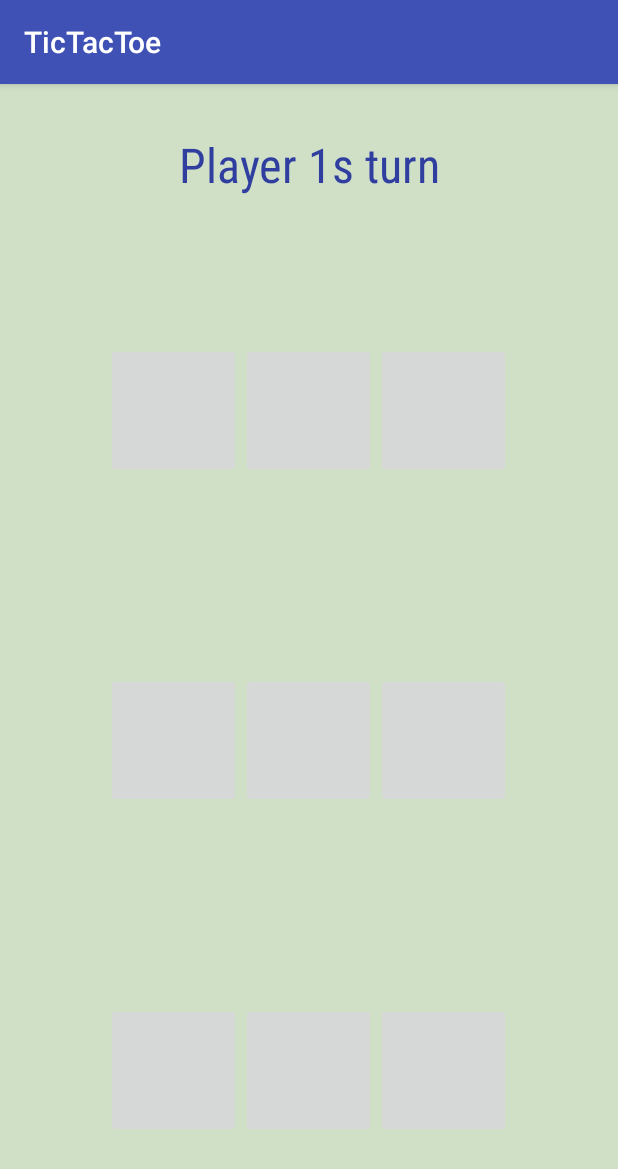
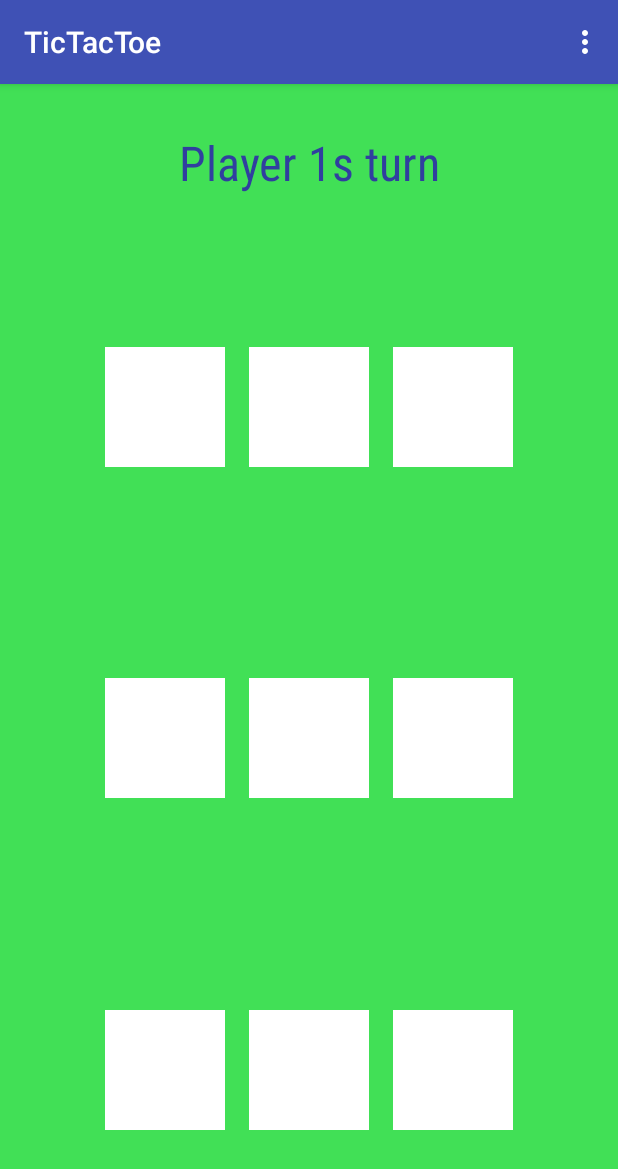
Before and after one commit to AlexFanning14/TicTacToe, an Android app: the screen it shows after launch (MainActivity), on a phone screen of 412 x 824 dp. Shown: the top 1169 px of the screen. Run offline under Robolectric (Android 15) with nearby library versions, the phone set to English and light mode, and no system bars.

Commit message:
Newsest updates - not wroking - added computer

```diff
--- a/app/src/main/res/layout/activity_main.xml
+++ b/app/src/main/res/layout/activity_main.xml
@@ -32,16 +32,19 @@
             android:id="@+id/boardComp02"
             android:layout_width="@dimen/standard_square"
             android:onClick="boardCompCLicked"
+            android:layout_margin="@dimen/margin_standard"
             android:layout_height="@dimen/standard_square" />
 
         <com.example.alexfanning.tictactoe.BoardComponent
             android:id="@+id/boardComp12"
             android:layout_width="@dimen/standard_square"
+            android:layout_margin="@dimen/margin_standard"
             android:onClick="boardCompCLicked"
             android:layout_height="@dimen/standard_square" />
 
         <com.example.alexfanning.tictactoe.BoardComponent
             android:id="@+id/boardComp22"
+            android:layout_margin="@dimen/margin_standard"
             android:layout_width="@dimen/standard_square"
             android:onClick="boardCompCLicked"
             android:layout_height="@dimen/standard_square" />
@@ -57,18 +60,21 @@
 
         <com.example.alexfanning.tictactoe.BoardComponent
             android:id="@+id/boardComp01"
+            android:layout_margin="@dimen/margin_standard"
             android:layout_width="@dimen/standard_square"
             android:onClick="boardCompCLicked"
             android:layout_height="@dimen/standard_square" />
 
         <com.example.alexfanning.tictactoe.BoardComponent
             android:id="@+id/boardComp11"
+            android:layout_margin="@dimen/margin_standard"
             android:layout_width="@dimen/standard_square"
             android:onClick="boardCompCLicked"
             android:layout_height="@dimen/standard_square" />
 
         <com.example.alexfanning.tictactoe.BoardComponent
             android:id="@+id/boardComp21"
+            android:layout_margin="@dimen/margin_standard"
             android:layout_width="@dimen/standard_square"
             android:onClick="boardCompCLicked"
             android:layout_height="@dimen/standard_square" />
@@ -84,6 +90,7 @@
 
         <com.example.alexfanning.tictactoe.BoardComponent
             android:id="@+id/boardComp00"
+            android:layout_margin="@dimen/margin_standard"
             android:layout_width="@dimen/standard_square"
             android:onClick="boardCompCLicked"
             android:layout_height="@dimen/standard_square" />
@@ -91,11 +98,13 @@
         <com.example.alexfanning.tictactoe.BoardComponent
             android:id="@+id/boardComp10"
             android:layout_width="@dimen/standard_square"
+            android:layout_margin="@dimen/margin_standard"
             android:onClick="boardCompCLicked"
             android:layout_height="@dimen/standard_square" />
 
         <com.example.alexfanning.tictactoe.BoardComponent
             android:id="@+id/boardComp20"
+            android:layout_margin="@dimen/margin_standard"
             android:layout_width="@dimen/standard_square"
             android:onClick="boardCompCLicked"
             android:layout_height="@dimen/standard_square" />
--- /dev/null
+++ b/app/src/main/res/menu/main.xml
@@ -0,0 +1,18 @@
+<?xml version="1.0" encoding="utf-8"?>
+<menu xmlns:android="http://schemas.android.com/apk/res/android"
+    xmlns:app="http://schemas.android.com/apk/res-auto">
+<item
+        android:title="@string/menu_2_player"
+    android:id="@+id/menu_2_player"
+    android:orderInCategory="1"
+    app:showAsAction="never"
+    />
+
+    <item
+        android:title="@string/menu_computer"
+        android:id="@+id/menu_1_player"
+        android:orderInCategory="2"
+        app:showAsAction="never"
+        />
+
+</menu>
--- a/app/src/main/res/values/colors.xml
+++ b/app/src/main/res/values/colors.xml
@@ -3,7 +3,7 @@
     <color name="colorPrimary">#3F51B5</color>
     <color name="colorPrimaryDark">#303F9F</color>
     <color name="colorAccent">#cae80d</color>
-    <color name="colorBackground">#d0e0c7</color>
+    <color name="colorBackground">#41e056</color>
     <color name="colorPlayer1">#f23d30</color>
     <color name="colorPlayer2">#284aba</color>
 </resources>
--- a/app/src/main/res/values/dimens.xml
+++ b/app/src/main/res/values/dimens.xml
@@ -6,5 +6,5 @@
     <dimen name="text_size_mini_header">26dp</dimen>
     <dimen name="text_size_small">16dp</dimen>
     <dimen name="expand_img_padding">16dp</dimen>
-    <dimen name="standard_square">90dp</dimen>
+    <dimen name="standard_square">80dp</dimen>
 </resources>
--- a/app/src/main/res/values/strings.xml
+++ b/app/src/main/res/values/strings.xml
@@ -1,3 +1,7 @@
 <resources>
     <string name="app_name">TicTacToe</string>
+
+    <!--MenuItems-->
+    <string name="menu_2_player">New 2 Player Game</string>
+    <string name="menu_computer">New 1 Player Game</string>
 </resources>
```
Also changed, not shown: app/src/main/java/com/example/alexfanning/tictactoe/BoardComponent.java (+14 -3 lines), app/src/main/java/com/example/alexfanning/tictactoe/MainActivity.java (+92 -3 lines), app/src/main/res/drawable/ic_empty.jpg (added), app/src/main/res/drawable/ic_x.jpg, app/src/main/res/drawable/ic_y.jpg.
